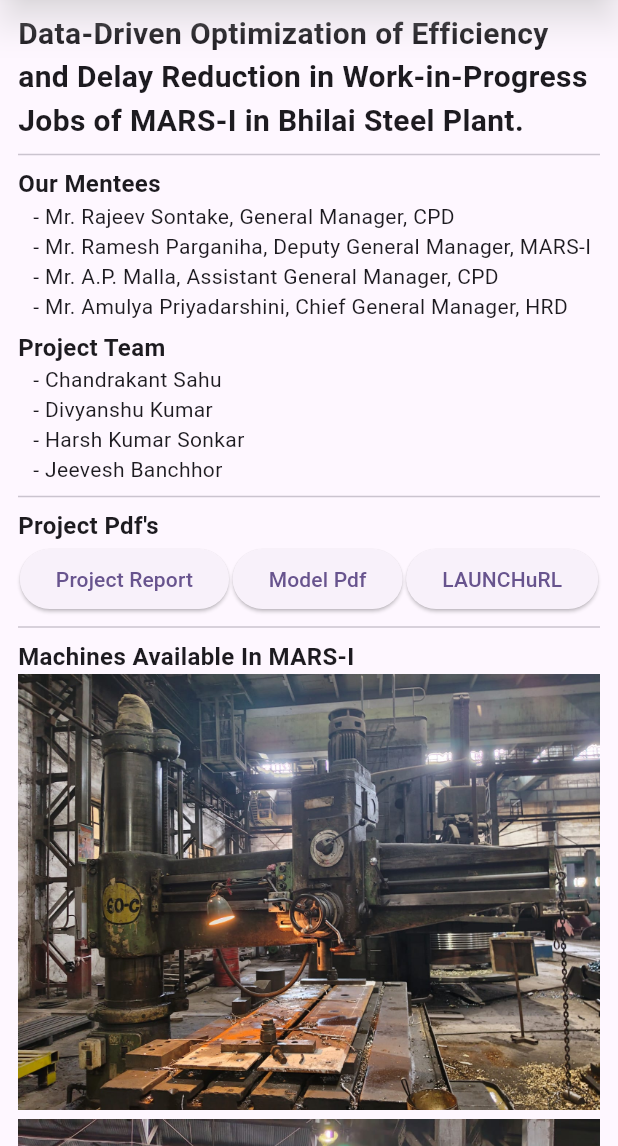
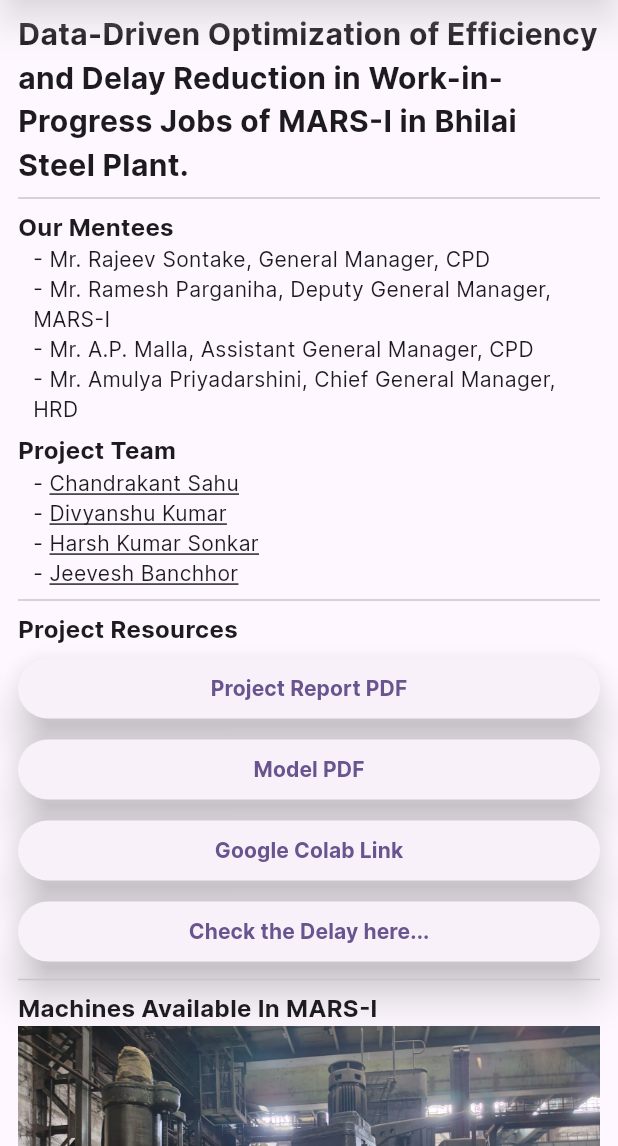
Before and after one commit to Chandrakant0110/bsp_app, a Flutter app: the screen it shows after launch, on a phone screen of 412 x 824 dp, the part 90-1236 px from its top. Run offline on Flutter 3.47's test engine with Material 3 defaults, Android fonts, the phone set to English and light mode, and no system bars; our stand-ins replace fluttertoast, like_button; project files that could hold a hidden picture were left out.

Commit message:
stage-1 changes

```diff
--- a/lib/main.dart
+++ b/lib/main.dart
@@ -14,6 +14,7 @@
       title: 'NITRR BSP Project',
       theme: ThemeData(
         colorScheme: ColorScheme.fromSeed(seedColor: Colors.deepPurple),
+        fontFamily: 'Inter',
         useMaterial3: true,
       ),
       debugShowCheckedModeBanner: false,
--- a/lib/screens/home_screen.dart
+++ b/lib/screens/home_screen.dart
@@ -1,6 +1,7 @@
-import 'package:bsp_app/screens/pdf_screen.dart';
+import 'package:bsp_app/screens/delay/dealy_screen.dart';
 import 'package:bsp_app/screens/services/services.dart';
 import 'package:flutter/material.dart';
+import 'package:like_button/like_button.dart';
 
 class HomeScreen extends StatefulWidget {
   const HomeScreen({super.key});
@@ -21,9 +22,14 @@
           child: Row(
             mainAxisAlignment: MainAxisAlignment.center,
             children: [
-              Image.asset(
+              GestureDetector(
+                onTap: () {
+                  services.launchURL('https://www.sail-bhilaisteel.com/');
+                },
+                child: Image.asset(
                   'assets/images/logo_bsp.jpg',
                   fit: BoxFit.fitHeight,
+                ),
               ),
               const SizedBox(
                 width: 6,
@@ -34,15 +40,19 @@
                 child: Image.asset(
                   'assets/images/collab_logo.png',
                   fit: BoxFit.fill,
-                  // scale: 1,
                 ),
               ),
               const SizedBox(
                 width: 6,
               ),
-              Image.asset(
+              GestureDetector(
+                onTap: () {
+                  services.launchURL('https://nitrr.ac.in/');
+                },
+                child: Image.asset(
                   'assets/images/nitrr_logo.png',
                   fit: BoxFit.fitHeight,
+                ),
               ),
             ],
           ),
@@ -60,7 +70,6 @@
           child: Padding(
             padding: const EdgeInsets.all(12.0),
             child: Column(
-              // mainAxisAlignment: MainAxisAlignment.start,
               crossAxisAlignment: CrossAxisAlignment.start,
               children: [
                 const Text(
@@ -93,7 +102,7 @@
                         '- Mr. A.P. Malla, Assistant General Manager, CPD',
                       ),
                       Text(
-                        '- Mr. Amulya Priyadarshini, Chief General Manager, HRD',
+                        '- Mr. Amulya Priyadarshini, Chief General Manager, HRD',
                       ),
                     ],
                   ),
@@ -108,71 +117,187 @@
                     fontSize: 16,
                   ),
                 ),
-                const Padding(
-                  padding: EdgeInsets.only(left: 10.0),
+                Padding(
+                  padding: const EdgeInsets.only(left: 10.0),
                   child: Column(
                     crossAxisAlignment: CrossAxisAlignment.start,
                     children: [
+                      GestureDetector(
+                        onTap: () {
+                          services.launchURL(
+                              'https://www.linkedin.com/in/chandrakantsahu-nitrr/');
+                        },
+                        child: const Row(
+                          children: [
+                            Text('- '),
                             Text(
-                        '- Chandrakant Sahu',
+                              'Chandrakant Sahu',
+                              style: TextStyle(
+                                decoration: TextDecoration.underline,
+                                // decorationColor: Colors.blue,
                               ),
+                            ),
+                          ],
+                        ),
+                      ),
+                      GestureDetector(
+                        onTap: () {
+                          services.launchURL(
+                              'https://www.linkedin.com/in/divyanshukumar11/');
+                        },
+                        child: const Row(
+                          children: [
+                            Text('- '),
                             Text(
-                        '- Divyanshu Kumar',
+                              'Divyanshu Kumar',
+                              style: TextStyle(
+                                decoration: TextDecoration.underline,
+                                // decorationColor: Colors.blue,
                               ),
+                            ),
+                          ],
+                        ),
+                      ),
+                      GestureDetector(
+                        onTap: () {
+                          services.launchURL(
+                              'https://www.linkedin.com/in/harshkumar112/');
+                        },
+                        child: const Row(
+                          children: [
+                            Text('- '),
                             Text(
-                        '- Harsh Kumar Sonkar',
+                              'Harsh Kumar Sonkar',
+                              style: TextStyle(
+                                decoration: TextDecoration.underline,
+                                // decorationColor: Colors.blue,
                               ),
+                            ),
+                          ],
+                        ),
+                      ),
+                      GestureDetector(
+                        onTap: () {
+                          services.launchURL(
+                              'https://www.linkedin.com/in/jeevesh-banchhor-321a3325a/');
+                        },
+                        child: const Row(
+                          children: [
+                            Text('- '),
                             Text(
-                        '- Jeevesh Banchhor',
+                              'Jeevesh Banchhor',
+                              style: TextStyle(
+                                decoration: TextDecoration.underline,
+                                // decorationColor: Colors.blue,
+                              ),
+                            ),
+                          ],
+                        ),
                       ),
                     ],
                   ),
                 ),
                 const Divider(),
                 const Text(
-                  'Project Pdf\'s',
+                  'Project Resources',
                   style: TextStyle(
                     fontWeight: FontWeight.bold,
                     fontSize: 16,
                   ),
                 ),
+                const SizedBox(
+                  height: 4,
+                ),
                 Row(
-                  mainAxisAlignment: MainAxisAlignment.spaceAround,
                   children: [
-                    ElevatedButton(
+                    Expanded(
+                      child: ElevatedButton(
+                        style: ElevatedButton.styleFrom(elevation: 12),
                         onPressed: () {
-                        Navigator.push(
-                          context,
-                          PDFScreen.route(
-                            '',
-                            'assets/pdfs/Final_Report_BSP.pdf',
+                          services.launchURL(
+                              'https://drive.google.com/file/d/1EsANY87bT-U7ZNXH8o6tocGx3Bdy2yAd/view?usp=sharing');
+                        },
+                        child: const Text(
+                          'Project Report PDF',
+                          style: TextStyle(
+                            fontWeight: FontWeight.bold,
                           ),
-                        );
+                        ),
+                      ),
+                    ),
+                  ],
+                ),
+                const SizedBox(
+                  height: 6,
+                ),
+                Row(
+                  children: [
+                    Expanded(
+                      child: ElevatedButton(
+                        style: ElevatedButton.styleFrom(elevation: 12),
+                        onPressed: () {
+                          services.launchURL(
+                              'https://drive.google.com/file/d/1UJX4AdD_rL9P24462HMRyQImtQ54XSj7/view?usp=drive_link');
                         },
-                      child: const Text('Project Report'),
+                        child: const Text(
+                          'Model PDF',
+                          style: TextStyle(
+                            fontWeight: FontWeight.bold,
                           ),
-                    ElevatedButton(
-                      onPressed: () {
-                        Navigator.push(
-                          context,
-                          PDFScreen.route(
-                            '',
-                            'assets/pdfs/Impact_DataFinal.pdf',
                         ),
-                        );
-                      },
-                      child: const Text('Model Pdf'),
                       ),
-                    ElevatedButton(
+                    ),
+                  ],
+                ),
+                const SizedBox(
+                  height: 6,
+                ),
+                Row(
+                  children: [
+                    Expanded(
+                      child: ElevatedButton(
+                        style: ElevatedButton.styleFrom(elevation: 12),
                         onPressed: () {
                           services.launchURL(
                               'https://colab.research.google.com/drive/1TyUm4DIaCTddXj0ZzdUm5xZbVMUfrkom?usp=sharing');
                         },
-                      child: const Text('LAUNCHuRL'),
+                        child: const Text(
+                          'Google Colab Link',
+                          style: TextStyle(
+                            fontWeight: FontWeight.bold,
+                          ),
+                        ),
+                      ),
                     ),
                   ],
                 ),
-
+                const SizedBox(
+                  height: 6,
+                ),
+                Row(
+                  children: [
+                    Expanded(
+                      child: ElevatedButton(
+                        style: ElevatedButton.styleFrom(elevation: 12),
+                        onPressed: () {
+                          Navigator.push(
+                            context,
+                            DelayScreen.route(),
+                          );
+                        },
+                        child: const Text(
+                          'Check the Delay here...',
+                          style: TextStyle(
+                            fontWeight: FontWeight.bold,
+                          ),
+                        ),
+                      ),
+                    ),
+                    const SizedBox(
+                      height: 8,
+                    )
+                  ],
+                ),
                 const Divider(),
                 const Text(
                   'Machines Available In MARS-I',
@@ -182,16 +307,27 @@
                   ),
                 ),
                 Image.asset('assets/images/machine_1.jpg'),
-                // Text('data'),
                 const SizedBox(
                   height: 6,
                 ),
                 Image.asset('assets/images/machine_2.jpg'),
-                // Text('data'),
                 const SizedBox(
                   height: 6,
                 ),
                 Image.asset('assets/images/machine_3.jpg'),
+                const SizedBox(
+                  height: 6,
+                ),
+                const Row(
+                  mainAxisAlignment: MainAxisAlignment.center,
+                  children: [
+                    Text('Made with '),
+                    LikeButton(
+                      isLiked: true,
+                    ),
+                    Text('by Chandrakant Sahu.'),
+                  ],
+                ),
               ],
             ),
           ),
```
Also changed, not shown: lib/screens/delay/dealy_screen.dart (added, +312 -0 lines), lib/screens/pdf_screen.dart (deleted, +0 -57 lines), pubspec.yaml (+24 -8 lines), assets/fonts/inter_font/Inter-Black.ttf (added), assets/fonts/inter_font/Inter-Bold.ttf (added), assets/fonts/inter_font/Inter-ExtraBold.ttf (added), assets/fonts/inter_font/Inter-ExtraLight.ttf (added), assets/fonts/inter_font/Inter-Light.ttf (added), assets/fonts/inter_font/Inter-Medium.ttf (added), assets/fonts/inter_font/Inter-Regular.ttf (added), assets/fonts/inter_font/Inter-SemiBold.ttf (added), assets/fonts/inter_font/Inter-Thin.ttf (added), pubspec.lock, 6 other files. Lines whose indentation alone changed are shown as unchanged.
